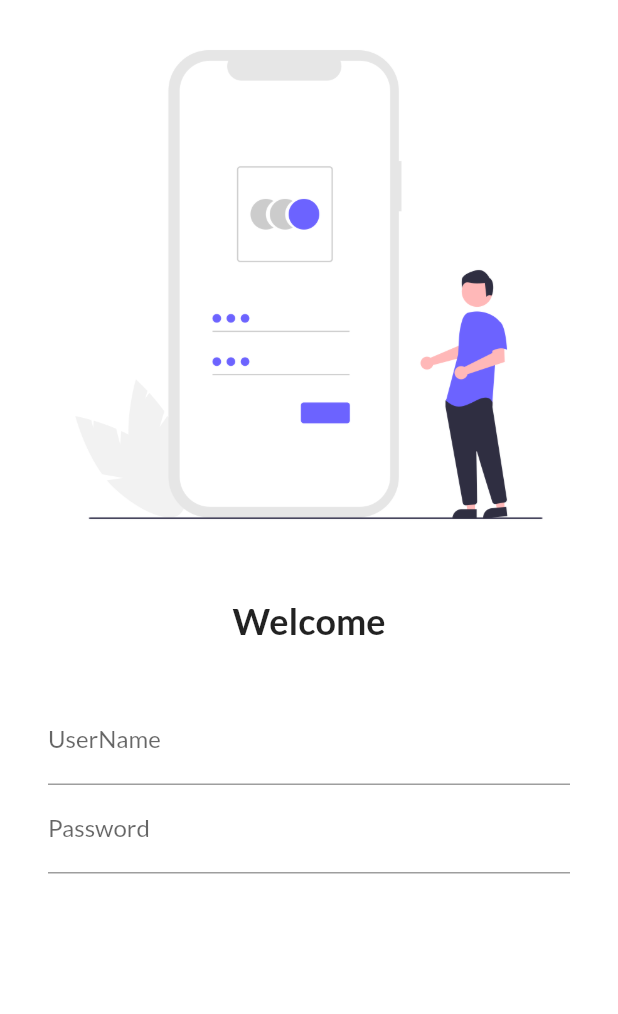
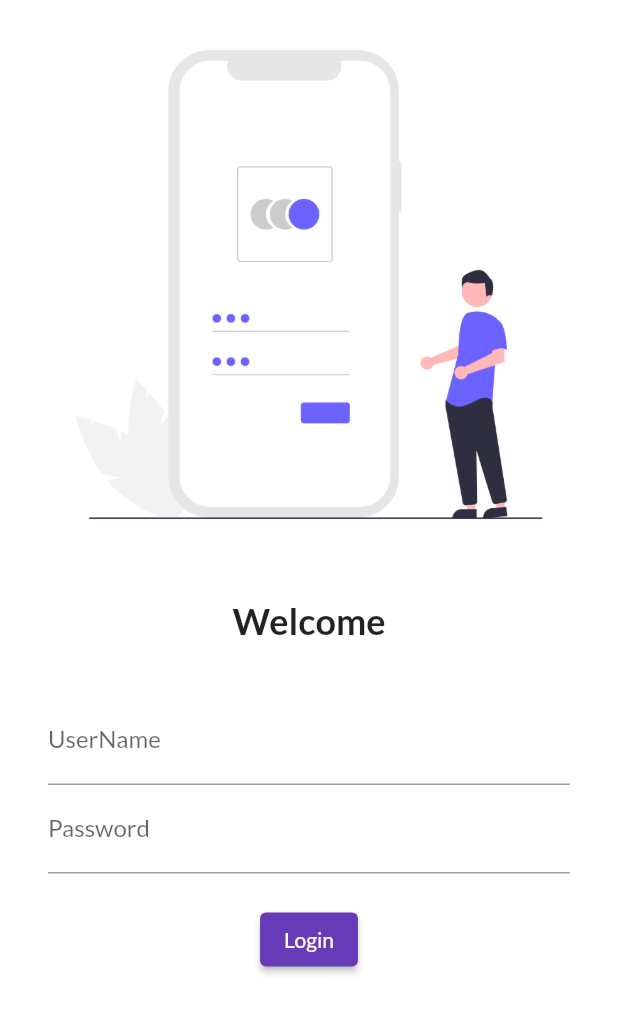
Before and after one commit to anishkha02/CatalogApp, a Flutter app: the screen it shows after launch, on a phone screen of 412 x 824 dp. Shown: the top 1014 px of the screen. Run offline on Flutter 3.47's test engine with Material 2 defaults, Android fonts, the phone set to English and light mode, and no system bars; our stand-ins replace google_fonts.

Commit message:
fourth day completed

```diff
--- a/lib/screens/login.dart
+++ b/lib/screens/login.dart
@@ -36,12 +36,21 @@ class LoginPage extends StatelessWidget {
                   ),
                 ),
                 TextFormField(
+                  obscureText: true,
                   decoration: InputDecoration(
                       hintText: "Enter password",
-                      labelText: "Password"
+                      labelText: "Password",
 
                   ),
                 ),
+                SizedBox(height: 20,),
+                ElevatedButton(
+                  child: Text("Login"),
+                    style: TextButton.styleFrom(),
+                  onPressed: (){
+                    print("Hi my name is Anishkha...");
+                  },
+                )
               ],
             ),
           )
```
